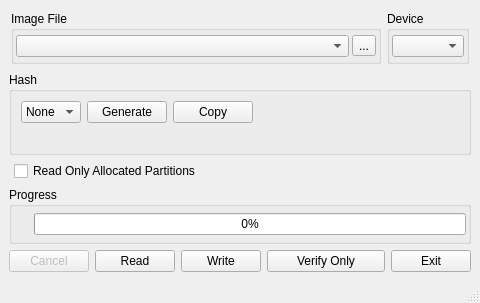
The window that src/mainwindow.ui (zvldz/Win32DiskImager) describes before a commit, drawn with Qt 5.
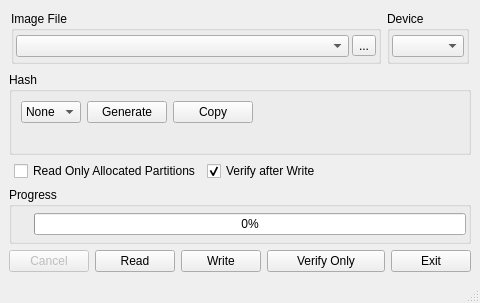
The same window after the commit. Icons and pictures are not drawn. Custom widgets are drawn as their Qt base class.

Commit message: GUI: 'Verify after Write' checkbox, default on; CLI keeps the same default

What changed in the file:
```diff
--- a/src/mainwindow.ui
+++ b/src/mainwindow.ui
@@ -248,6 +248,25 @@
         </property>
        </widget>
       </item>
+      <item>
+       <widget class="QCheckBox" name="cbVerifyAfterWrite">
+        <property name="sizePolicy">
+         <sizepolicy hsizetype="Fixed" vsizetype="Fixed">
+          <horstretch>0</horstretch>
+          <verstretch>0</verstretch>
+         </sizepolicy>
+        </property>
+        <property name="toolTip">
+         <string>Re-read the device after writing and compare against the source. Catches bad SD cards.</string>
+        </property>
+        <property name="text">
+         <string>Verify after Write</string>
+        </property>
+        <property name="checked">
+         <bool>true</bool>
+        </property>
+       </widget>
+      </item>
       <item>
        <spacer name="horizontalSpacer_4">
         <property name="orientation">
```
The commit also changes 1 other file.
